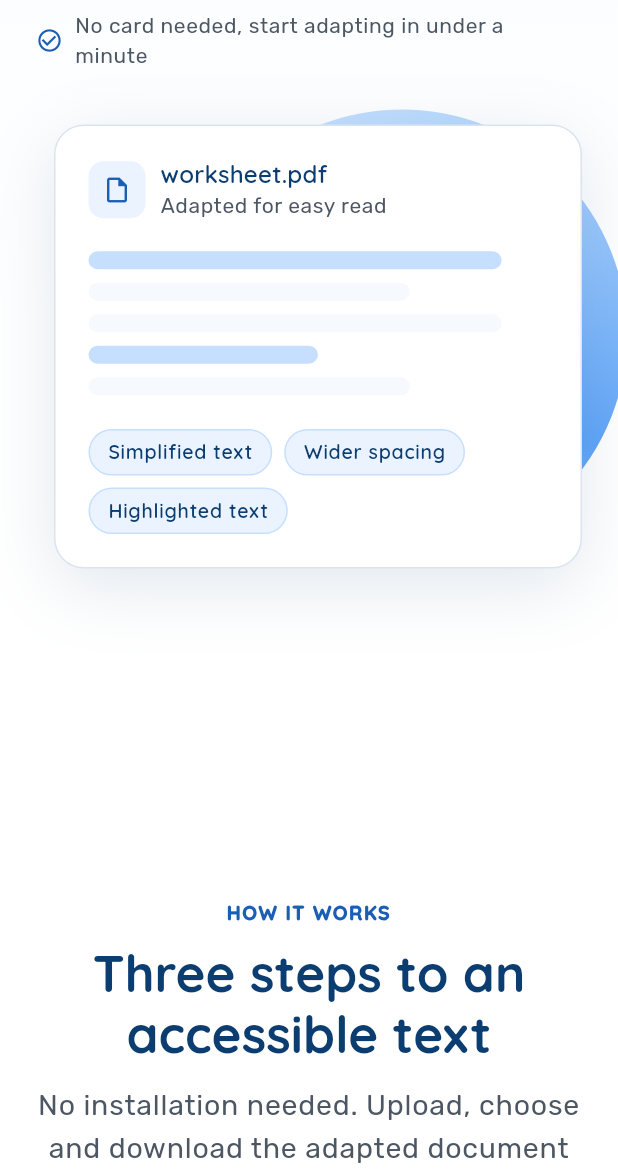
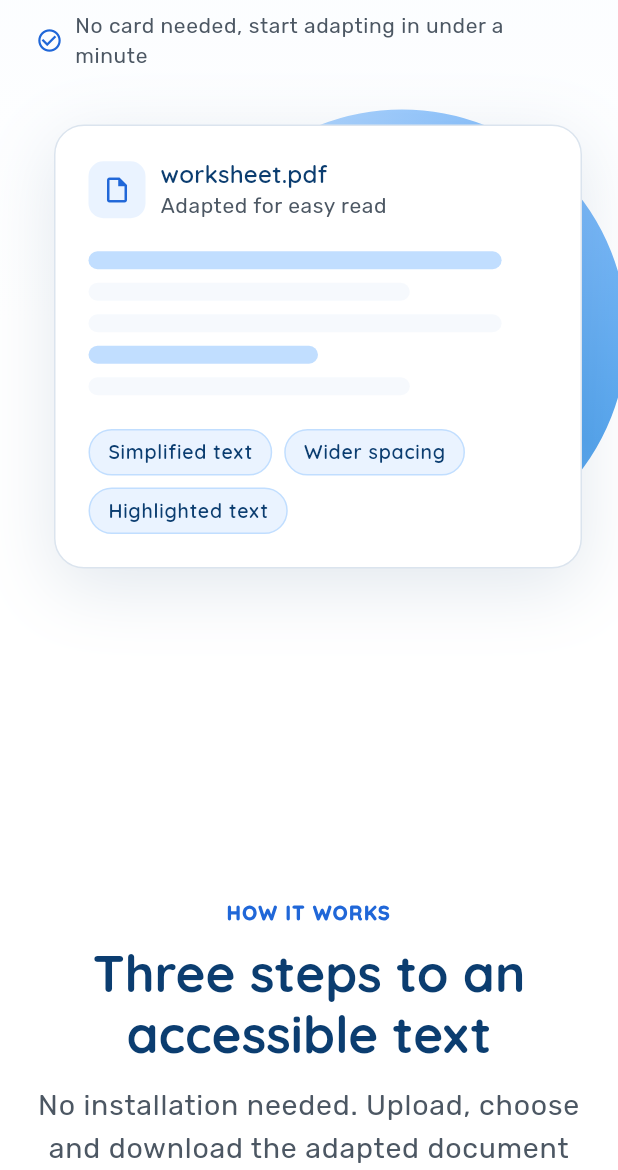
Before and after one commit to GabiInformatico/GabiInformatico.io, a Flutter app: the screen it shows after launch, scrolled down 576 dp, on a phone screen of 412 x 824 dp, the part 66-1236 px from its top. Run offline on Flutter 3.47's test engine with Material 3 defaults, Android fonts, the phone set to English and light mode, and no system bars.

Commit message:
añadido en app_colors los colores de osature originales que Natàlia ha puesto en el doc marca

```diff
--- a/osature_frontend/lib/core/theme/app_colors.dart
+++ b/osature_frontend/lib/core/theme/app_colors.dart
@@ -2,16 +2,16 @@ import 'package:flutter/material.dart';
 
 // Colores de la App
 class AppColors {
-  static const Color azul = Color(0xFF1A5FB4);
+  // Los 4 tonos oficiales de azul de Osature, de mas oscuro a mas claro.
+  static const Color azul = Color(0xFF2067D8);
+  static const Color azulMarca = Color(0xFF459CEB);
+  static const Color azulMedio = Color(0xFF7AB8FB);
+  static const Color azulSuave = Color(0xFFC1DEFF);
+
   static const Color azulOscuro = Color(0xFF0B3D70);
   static const Color azulClaro = Color(0xFFEAF3FF);
   // Fondo casi blanco con un toque de azul, para el degradado del hero.
   static const Color azulNiebla = Color(0xFFF4F9FF);
-  // Azul de marca (el del logo) y sus tonos claros, para el anillo
-  // decorativo del hero y los chips de la tarjeta de documento.
-  static const Color azulMarca = Color(0xFF509BF7);
-  static const Color azulMedio = Color(0xFFADD4FD);
-  static const Color azulSuave = Color(0xFFC7DFFF);
   static const Color texto = Color(0xFF17202B);
   static const Color textoClaro = Color(0xFF4C5763);
   static const Color borde = Color(0xFFDBE4EE);
```
